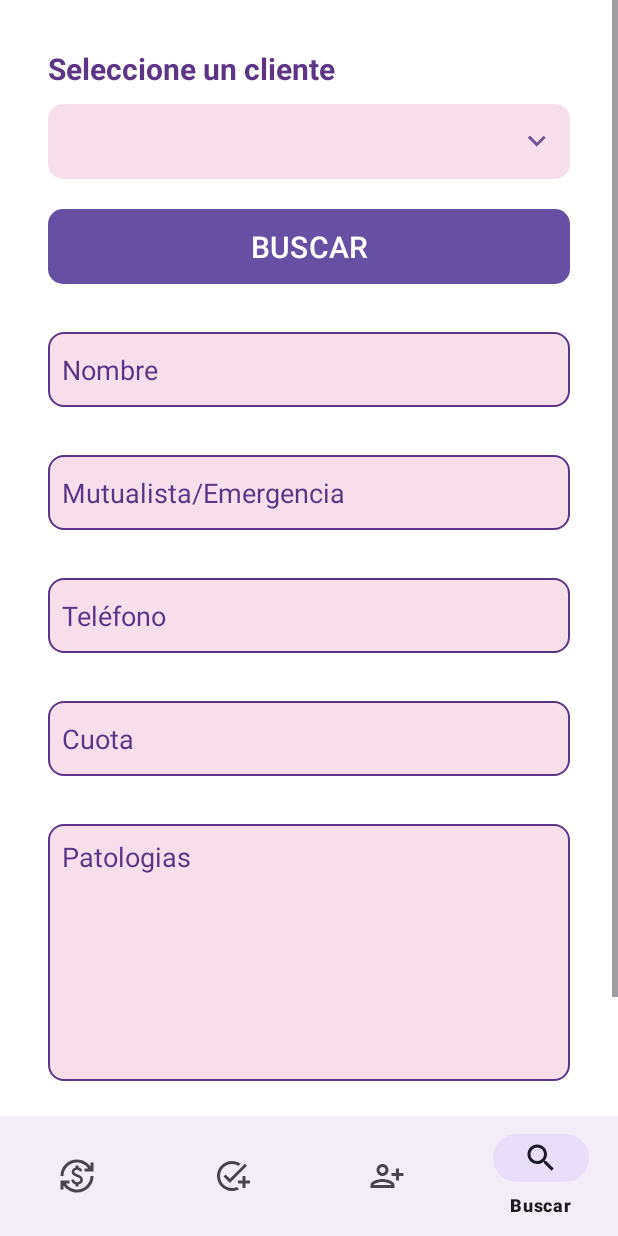
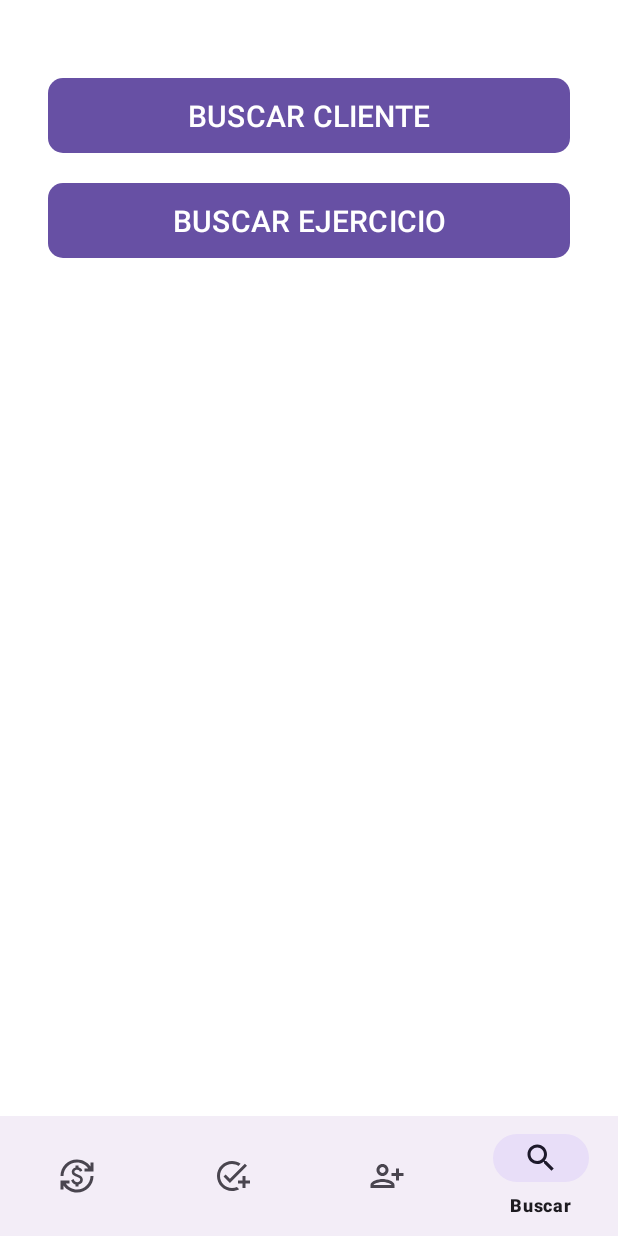
Before and after one commit to Kiriby-Dev/AppPilates, an Android app: the MainActivity screen opened directly, with no data from a screen before it, item 4 of the bottom bar chosen, on a phone screen of 412 x 824 dp. Run offline under Robolectric (Android 15) with nearby library versions, the phone set to English and light mode, and no system bars.

Commit message:
cambios en busqueda, ahora se puede buscar, modificar y eliminar ejercicios

```diff
--- a/app/src/main/AndroidManifest.xml
+++ b/app/src/main/AndroidManifest.xml
@@ -13,6 +13,12 @@
         android:supportsRtl="true"
         android:theme="@style/Theme.AppPilates"
         tools:targetApi="31">
+        <activity
+            android:name=".activity_busqueda_ejercicio"
+            android:exported="false" />
+        <activity
+            android:name=".activity_busqueda_cliente"
+            android:exported="false" />
         <activity
             android:name=".Activities.HistorialPagosActivity"
             android:exported="false" />
--- a/app/src/main/java/com/example/apppilates/AdminSQLiteOpenHelper.java
+++ b/app/src/main/java/com/example/apppilates/AdminSQLiteOpenHelper.java
@@ -14,7 +14,7 @@ public class AdminSQLiteOpenHelper extends SQLiteOpenHelper{
     public void onCreate(SQLiteDatabase BaseDeDatos) {
         BaseDeDatos.execSQL("create table clientes(nombre text primary key, mutualista text, telefono text, cuota real, patologias text)");
         BaseDeDatos.execSQL("create table balance_mensual(mes int, anio int, balance real, total real, primary key (mes, anio))");
-        BaseDeDatos.execSQL("create table ejercicios(nombre text primary key, descripcion text)");
+        BaseDeDatos.execSQL("create table ejercicios(nombre text primary key)");
         BaseDeDatos.execSQL("create table pagos(nombre_cliente text, mes int, anio int, fecha text, pagado INTEGER DEFAULT 0, primary key(nombre_cliente, mes, anio))");
         BaseDeDatos.execSQL("create table recibos_pagos(nombre_cliente text, mes int, anio int, recibo text, primary key(nombre_cliente, mes, anio))");
         BaseDeDatos.execSQL("create table no_puede(nombre_cliente text, ejercicio text, primary key(nombre_cliente, ejercicio))");
--- /dev/null
+++ b/app/src/main/java/com/example/apppilates/Fragments/BuscarFragment.java
@@ -0,0 +1,45 @@
+package com.example.apppilates.Fragments;
+
+import android.content.Intent;
+import android.os.Bundle;
+
+import androidx.fragment.app.Fragment;
+
+import android.view.LayoutInflater;
+import android.view.View;
+import android.view.ViewGroup;
+import android.widget.Button;
+
+import com.example.apppilates.Activities.HistorialPagosActivity;
+import com.example.apppilates.R;
+import com.example.apppilates.activity_busqueda_cliente;
+import com.example.apppilates.activity_busqueda_ejercicio;
+
+public class BuscarFragment extends Fragment {
+
+    @Override
+    public View onCreateView(LayoutInflater inflater, ViewGroup container,
+                             Bundle savedInstanceState) {
+        // Inflate the layout for this fragment
+        View view = inflater.inflate(R.layout.fragment_buscar, container, false);
+
+        Button buscarClienteButton = view.findViewById(R.id.buscarClienteButton);
+        Button buscarEjercicioButton = view.findViewById(R.id.buscarEjercicioButton);
+        buscarClienteButton.setOnClickListener(new View.OnClickListener() {
+            public void onClick(View v) {
+                // Lógica para cambiar a la actividad deseada
+                Intent intent = new Intent(getActivity(), activity_busqueda_cliente.class);
+                startActivity(intent);
+            }
+        });
+
+        buscarEjercicioButton.setOnClickListener(new View.OnClickListener() {
+            public void onClick(View v) {
+                // Lógica para cambiar a la actividad deseada
+                Intent intent = new Intent(getActivity(), activity_busqueda_ejercicio.class);
+                startActivity(intent);
+            }
+        });
+        return view;
+    }
+}
--- a/app/src/main/java/com/example/apppilates/MainActivity.java
+++ b/app/src/main/java/com/example/apppilates/MainActivity.java
@@ -9,7 +9,7 @@ import android.os.Bundle;
 
 import com.example.apppilates.Fragments.AgregarClienteFragment;
 import com.example.apppilates.Fragments.AgregarEjercicioFragment;
-import com.example.apppilates.Fragments.BuscarClienteFragment;
+import com.example.apppilates.Fragments.BuscarFragment;
 import com.example.apppilates.Fragments.pagosFragment;
 import com.google.android.material.bottomnavigation.BottomNavigationView;
 
@@ -30,7 +30,7 @@ public class MainActivity extends AppCompatActivity {
             } else if (item.getItemId() == R.id.agregar) {
                 replaceFragment(new AgregarClienteFragment());
             } else if (item.getItemId() == R.id.buscar) {
-                replaceFragment(new BuscarClienteFragment());
+                replaceFragment(new BuscarFragment());
             }
             return true;
         });
--- a/app/src/main/java/com/example/apppilates/Fragments/BuscarClienteFragment.java
+++ b/app/src/main/java/com/example/apppilates/activity_busqueda_cliente.java
@@ -1,30 +1,19 @@
-package com.example.apppilates.Fragments;
+package com.example.apppilates;
 
-import android.annotation.SuppressLint;
+import androidx.appcompat.app.AppCompatActivity;
+
 import android.content.ContentValues;
 import android.database.Cursor;
 import android.database.sqlite.SQLiteDatabase;
 import android.os.Bundle;
-
-import androidx.fragment.app.Fragment;
-
-import android.view.LayoutInflater;
 import android.view.View;
-import android.view.ViewGroup;
 import android.widget.ArrayAdapter;
 import android.widget.Button;
 import android.widget.EditText;
 import android.widget.Spinner;
-import android.widget.TextView;
 import android.widget.Toast;
 
-import com.example.apppilates.AdminSQLiteOpenHelper;
-import com.example.apppilates.Logica.DTCliente;
-import com.example.apppilates.Logica.Fabrica;
-import com.example.apppilates.Logica.Interfaces.IControladorClientes;
-import com.example.apppilates.R;
-
-public class BuscarClienteFragment extends Fragment {
+public class activity_busqueda_cliente extends AppCompatActivity {
 
     private EditText nombre;
     private EditText mutualista;
@@ -34,50 +23,48 @@ public class BuscarClienteFragment extends Fragment {
     private Spinner lista;
 
     @Override
-    public View onCreateView(LayoutInflater inflater, ViewGroup container,
-                             Bundle savedInstanceState) {
-        // Inflate the layout for this fragment
-        View view = inflater.inflate(R.layout.fragment_buscar_cliente, container, false);
-        nombre = view.findViewById(R.id.nombreEditTextBuscar);
-        mutualista = view.findViewById(R.id.mutualistaEditTextBuscar);
-        telefono = view.findViewById(R.id.telefonoEditTextBuscar);
-        cuota = view.findViewById(R.id.cuotaEditTextBuscar);
-        patologias = view.findViewById(R.id.patologiasEditTextBuscar);
-        lista = view.findViewById(R.id.listaClientesBuscar);
+    protected void onCreate(Bundle savedInstanceState) {
+        super.onCreate(savedInstanceState);
+        setContentView(R.layout.activity_busqueda_cliente);
 
-        String[] opciones = obtenerListaClientes(view);
+        nombre = findViewById(R.id.nombreEditTextBuscar);
+        mutualista = findViewById(R.id.mutualistaEditTextBuscar);
+        telefono = findViewById(R.id.telefonoEditTextBuscar);
+        cuota = findViewById(R.id.cuotaEditTextBuscar);
+        patologias = findViewById(R.id.patologiasEditTextBuscar);
+        lista = findViewById(R.id.listaClientesBuscar);
 
-        ArrayAdapter<String> adapter = new ArrayAdapter<>(requireContext(), R.layout.style_spinner, opciones);
+        String[] opciones = obtenerListaClientes();
+
+        ArrayAdapter<String> adapter = new ArrayAdapter<>(this, R.layout.style_spinner, opciones);
         lista.setAdapter(adapter);
 
-        Button buscarButton = view.findViewById(R.id.registrarButton);
+        Button buscarButton = findViewById(R.id.registrarButton);
         buscarButton.setOnClickListener(new View.OnClickListener() {
             @Override
             public void onClick(View v) {
-                buscarCliente(v);
+                buscarCliente();
             }
         });
 
-        Button eliminarButton = view.findViewById(R.id.eliminarButton);
+        Button eliminarButton = findViewById(R.id.eliminarButton);
         eliminarButton.setOnClickListener(new View.OnClickListener() {
             @Override
             public void onClick(View v) {
-                eliminarCliente(v);
+                eliminarCliente();
             }
         });
 
-        Button modificarButton = view.findViewById(R.id.editarButton);
+        Button modificarButton = findViewById(R.id.editarButton);
         modificarButton.setOnClickListener(new View.OnClickListener() {
             @Override
-            public void onClick(View v) { modificarCliente(v);
+            public void onClick(View v) { modificarCliente();
             }
         });
-
-        return view;
     }
 
-    public void buscarCliente(View view){
-        AdminSQLiteOpenHelper admin = new AdminSQLiteOpenHelper(requireContext(), "administracion", null, 1);
+    public void buscarCliente(){
+        AdminSQLiteOpenHelper admin = new AdminSQLiteOpenHelper(this, "administracion", null, 1);
         SQLiteDatabase BaseDeDatos = admin.getWritableDatabase();
 
         String seleccion = lista.getSelectedItem().toString();
@@ -94,8 +81,8 @@ public class BuscarClienteFragment extends Fragment {
         BaseDeDatos.close();
     }
 
-    public String[] obtenerListaClientes(View view) {
-        AdminSQLiteOpenHelper admin = new AdminSQLiteOpenHelper(requireContext(), "administracion", null, 1);
+    public String[] obtenerListaClientes() {
+        AdminSQLiteOpenHelper admin = new AdminSQLiteOpenHelper(this, "administracion", null, 1);
         SQLiteDatabase BaseDeDatos = admin.getWritableDatabase();
 
         Cursor fila = BaseDeDatos.rawQuery("SELECT nombre FROM clientes", null);
@@ -121,8 +108,8 @@ public class BuscarClienteFragment extends Fragment {
         return nombres;
     }
 
-    public void eliminarCliente(View view) {
-        AdminSQLiteOpenHelper admin = new AdminSQLiteOpenHelper(requireContext(), "administracion", null, 1);
+    public void eliminarCliente(){
+        AdminSQLiteOpenHelper admin = new AdminSQLiteOpenHelper(this, "administracion", null, 1);
         SQLiteDatabase BaseDeDatos = admin.getWritableDatabase();
 
         String seleccion = lista.getSelectedItem().toString();
@@ -135,14 +122,14 @@ public class BuscarClienteFragment extends Fragment {
             cuota.setText("");
             patologias.setText("");
 
-            Toast.makeText(requireContext(), "Cliente eliminado con éxito", Toast.LENGTH_SHORT).show();
+            Toast.makeText(this, "Cliente eliminado con éxito", Toast.LENGTH_SHORT).show();
         } else {
-            Toast.makeText(requireContext(), "Debe seleccionar un cliente", Toast.LENGTH_SHORT).show();
+            Toast.makeText(this, "Debe seleccionar un cliente", Toast.LENGTH_SHORT).show();
         }
     }
 
-    public void modificarCliente(View view){
-        AdminSQLiteOpenHelper admin = new AdminSQLiteOpenHelper(requireContext(), "administracion", null, 1);
+    public void modificarCliente(){
+        AdminSQLiteOpenHelper admin = new AdminSQLiteOpenHelper(this, "administracion", null, 1);
         SQLiteDatabase BaseDeDatos = admin.getWritableDatabase();
 
         String nombre_string = nombre.getText().toString();
@@ -165,12 +152,12 @@ public class BuscarClienteFragment extends Fragment {
                 int cantidad = BaseDeDatos.update("clientes", registro, "nombre='" + seleccion + "'", null);
 
                 BaseDeDatos.close();
-                Toast.makeText(requireContext(), "Cambios guardados", Toast.LENGTH_SHORT).show();
+                Toast.makeText(this, "Cambios guardados", Toast.LENGTH_SHORT).show();
             }else{
-                Toast.makeText(requireContext(), "Debes llenar todos los campos", Toast.LENGTH_SHORT).show();
+                Toast.makeText(this, "Debes llenar todos los campos", Toast.LENGTH_SHORT).show();
             }
         } else {
-            Toast.makeText(requireContext(), "Debe seleccionar un cliente", Toast.LENGTH_SHORT).show();
+            Toast.makeText(this, "Debe seleccionar un cliente", Toast.LENGTH_SHORT).show();
         }
     }
 }
--- a/app/src/main/res/layout/fragment_buscar_cliente.xml
+++ b/app/src/main/res/layout/activity_busqueda_cliente.xml
@@ -4,7 +4,7 @@
     xmlns:tools="http://schemas.android.com/tools"
     android:layout_width="match_parent"
     android:layout_height="match_parent"
-    tools:context=".Fragments.BuscarClienteFragment">
+    tools:context=".Fragments.BuscarFragment">
 
     <androidx.constraintlayout.widget.ConstraintLayout
         android:layout_width="match_parent"
--- /dev/null
+++ b/app/src/main/res/layout/fragment_buscar.xml
@@ -0,0 +1,55 @@
+<?xml version="1.0" encoding="utf-8"?>
+<FrameLayout xmlns:android="http://schemas.android.com/apk/res/android"
+    xmlns:app="http://schemas.android.com/apk/res-auto"
+    xmlns:tools="http://schemas.android.com/tools"
+    android:layout_width="match_parent"
+    android:layout_height="match_parent"
+    tools:context=".Fragments.BuscarFragment">
+
+    <androidx.constraintlayout.widget.ConstraintLayout
+        android:layout_width="match_parent"
+        android:layout_height="match_parent"
+        android:background="#FFFFFF">
+
+        <ScrollView
+            android:layout_width="match_parent"
+            android:layout_height="match_parent"
+            app:layout_constraintBottom_toBottomOf="parent"
+            app:layout_constraintEnd_toEndOf="parent"
+            app:layout_constraintStart_toStartOf="parent"
+            app:layout_constraintTop_toTopOf="parent" >
+
+            <LinearLayout
+                android:id="@+id/linearLayout2"
+                android:layout_width="match_parent"
+                android:layout_height="wrap_content"
+                android:background="#FFFFFF"
+                android:orientation="vertical"
+                android:padding="32dp">
+
+                <Button
+                    android:id="@+id/buscarClienteButton"
+                    style="android:style/Widget.Button"
+                    android:layout_width="match_parent"
+                    android:layout_height="50dp"
+                    android:layout_marginTop="20dp"
+                    android:background="@drawable/button_background"
+                    android:text="BUSCAR CLIENTE"
+                    android:textSize="20sp" />
+
+                <Button
+                    android:id="@+id/buscarEjercicioButton"
+                    style="android:style/Widget.Button"
+                    android:layout_width="match_parent"
+                    android:layout_height="50dp"
+                    android:layout_marginTop="20dp"
+                    android:background="@drawable/button_background"
+                    android:text="BUSCAR EJERCICIO"
+                    android:textSize="20sp" />
+
+            </LinearLayout>
+        </ScrollView>
+
+    </androidx.constraintlayout.widget.ConstraintLayout>
+
+</FrameLayout>
```
Also changed, not shown: app/src/main/java/com/example/apppilates/activity_busqueda_ejercicio.java (added, +138 -0 lines), app/src/main/res/layout/activity_busqueda_ejercicio.xml (added, +98 -0 lines).
